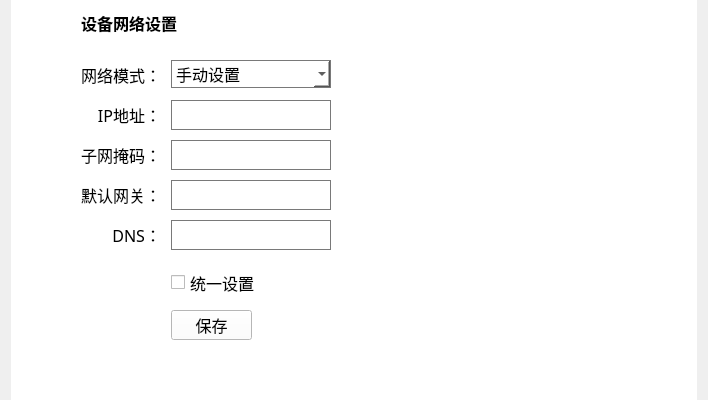
The window that CleverManagerV3/pdus/pdu_set/pdu_setnetwid.ui (ChinaClever/CleverManagerV3) describes before a commit, drawn with Qt 5.
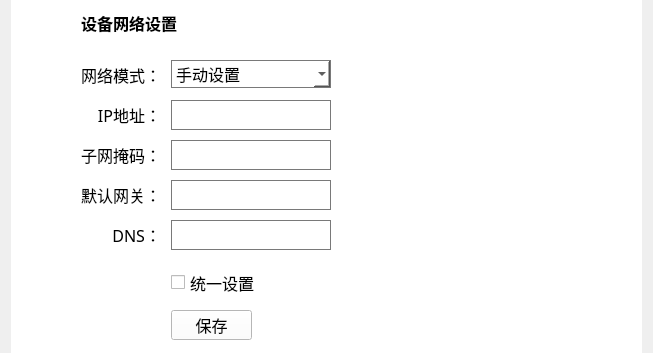
The same window after the commit.

The edit to the form file:
```diff
--- a/CleverManagerV3/pdus/pdu_set/pdu_setnetwid.ui
+++ b/CleverManagerV3/pdus/pdu_set/pdu_setnetwid.ui
@@ -6,8 +6,8 @@
    <rect>
     <x>0</x>
     <y>0</y>
-    <width>708</width>
-    <height>400</height>
+    <width>653</width>
+    <height>353</height>
    </rect>
   </property>
   <property name="windowTitle">
@@ -21,7 +21,7 @@
     <number>0</number>
    </property>
    <property name="verticalSpacing">
-    <number>0</number>
+    <number>6</number>
    </property>
    <item row="0" column="0">
     <widget class="QGroupBox" name="groupBox">
```
